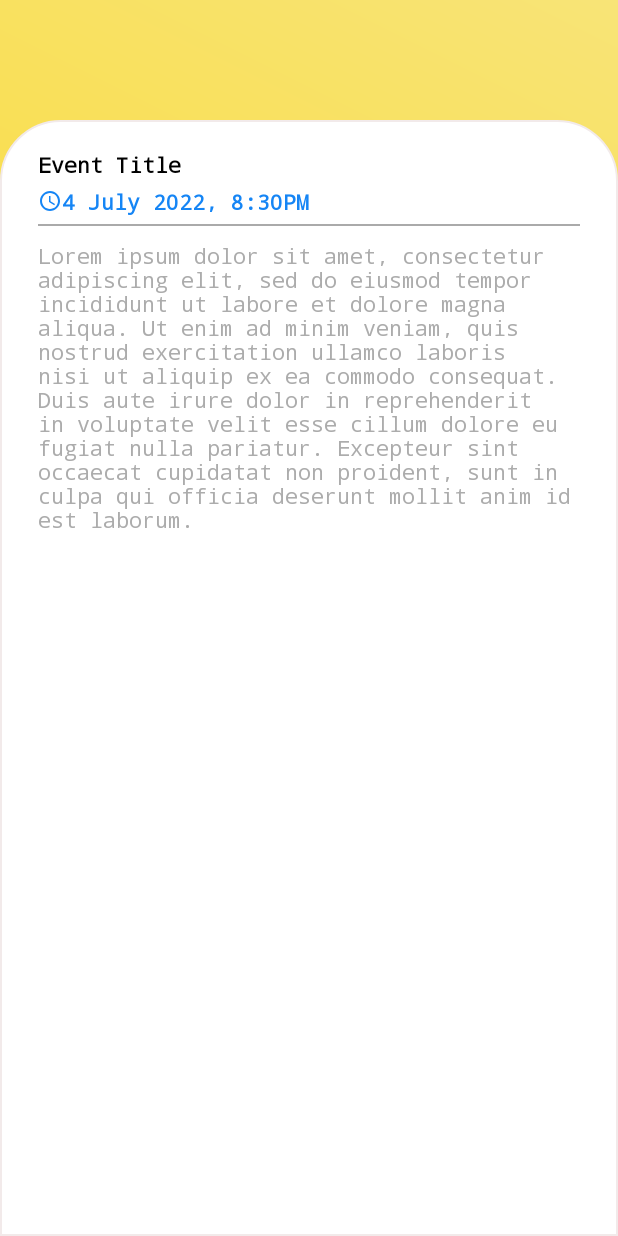
After one commit to malcolmmaima/mafunzo-loop-android, an Android app: the layout fragment_view_event.xml on its own in the app's theme, with its tools: preview values and no code run, on a phone screen of 412 x 824 dp. The commit adds this screen. Run offline under Robolectric (Android 15) with nearby library versions, the phone set to English and light mode, and no system bars.

Commit message:
add view event fragment

```diff
--- a/app/src/main/java/com/mafunzo/loop/data/models/responses/AnnouncementResponse.kt
+++ b/app/src/main/java/com/mafunzo/loop/data/models/responses/AnnouncementResponse.kt
@@ -2,7 +2,7 @@ package com.mafunzo.loop.data.models.responses
 
 import android.os.Parcelable
 import androidx.annotation.Keep
-import kotlinx.android.parcel.Parcelize
+import kotlinx.parcelize.Parcelize
 
 @Parcelize
 @Keep
--- a/app/src/main/java/com/mafunzo/loop/data/models/responses/CalendarEventResponse.kt
+++ b/app/src/main/java/com/mafunzo/loop/data/models/responses/CalendarEventResponse.kt
@@ -2,7 +2,7 @@ package com.mafunzo.loop.data.models.responses
 
 import android.os.Parcelable
 import androidx.annotation.Keep
-import kotlinx.android.parcel.Parcelize
+import kotlinx.parcelize.Parcelize
 
 @Parcelize
 @Keep
--- a/app/src/main/java/com/mafunzo/loop/di/Constants.kt
+++ b/app/src/main/java/com/mafunzo/loop/di/Constants.kt
@@ -8,4 +8,5 @@ object Constants {
     const val FIREBASE_SCHOOL_ANNOUNCEMENTS = "announcements"
     const val ANNOUNCEMENT_STRING_KEY = "announcement"
     const val FIREBASE_CALENDAR_EVENTS = "calendar_events"
+    const val EVENT_STRING_KEY = "event"
 }
--- a/app/src/main/java/com/mafunzo/loop/ui/calendar/fragments/CalendarFragment.kt
+++ b/app/src/main/java/com/mafunzo/loop/ui/calendar/fragments/CalendarFragment.kt
@@ -18,6 +18,7 @@ import androidx.swiperefreshlayout.widget.SwipeRefreshLayout
 import com.google.android.material.snackbar.Snackbar
 import com.mafunzo.loop.R
 import com.mafunzo.loop.databinding.FragmentCalendarBinding
+import com.mafunzo.loop.di.Constants
 import com.mafunzo.loop.ui.calendar.adapters.CalendarEventAdapter
 import com.mafunzo.loop.ui.calendar.viewmodel.CalendarViewModel
 import com.mafunzo.loop.ui.main.MainActivity
@@ -118,7 +119,9 @@ class CalendarFragment : Fragment(), SwipeRefreshLayout.OnRefreshListener  {
     private fun setupCalendarAdapter() {
         calendarEventAdapter = CalendarEventAdapter()
         calendarEventAdapter.onItemClick { calendarEventResponse ->
-            //TODO: navigate to event details
+            findNavController().navigate(R.id.action_calendarFragment_to_viewEventFragment, Bundle().apply {
+                putParcelable(Constants.EVENT_STRING_KEY, calendarEventResponse)
+            })
         }
 
         binding.rvEvents.apply {
--- /dev/null
+++ b/app/src/main/java/com/mafunzo/loop/ui/calendar/fragments/ViewEventFragment.kt
@@ -0,0 +1,77 @@
+package com.mafunzo.loop.ui.calendar.fragments
+
+import android.os.Bundle
+import androidx.fragment.app.Fragment
+import android.view.LayoutInflater
+import android.view.Menu
+import android.view.View
+import android.view.ViewGroup
+import androidx.navigation.fragment.findNavController
+import com.google.android.material.snackbar.Snackbar
+import com.mafunzo.loop.R
+import com.mafunzo.loop.data.models.responses.CalendarEventResponse
+import com.mafunzo.loop.databinding.FragmentViewEventBinding
+import com.mafunzo.loop.di.Constants
+import com.mafunzo.loop.ui.main.MainActivity
+import com.mafunzo.loop.utils.formatMonthDay
+import com.mafunzo.loop.utils.formatStartEndTime
+import dagger.hilt.android.AndroidEntryPoint
+
+@AndroidEntryPoint
+class ViewEventFragment : Fragment() {
+
+    private lateinit var binding: FragmentViewEventBinding
+    private val calendarEvent: CalendarEventResponse? by lazy {
+        arguments?.getParcelable(Constants.EVENT_STRING_KEY)
+    }
+
+    override fun onCreate(savedInstanceState: Bundle?) {
+        super.onCreate(savedInstanceState)
+        if(calendarEvent == null) {
+            Snackbar.make(binding.root, getString(R.string.no_event_found), Snackbar.LENGTH_LONG).show()
+            findNavController().navigateUp()
+        }
+    }
+
+    override fun onCreateView(
+        inflater: LayoutInflater, container: ViewGroup?,
+        savedInstanceState: Bundle?
+    ): View? {
+        binding = FragmentViewEventBinding.inflate(inflater, container, false)
+        return binding.root
+    }
+
+    override fun onViewCreated(view: View, savedInstanceState: Bundle?) {
+        super.onViewCreated(view, savedInstanceState)
+        setUpToolbar()
+        setUpView()
+    }
+
+    private fun setUpView() {
+        binding.cardEventTitle.text = calendarEvent?.title
+        binding.eventTimeTV.text = "${calendarEvent?.let { formatMonthDay(it.start) }} from ${calendarEvent?.let { event ->
+            formatStartEndTime(
+                event.start,
+                event.end
+            )
+        }}"
+        binding.eventBodyTV.text = calendarEvent?.description
+
+    }
+
+    private fun setUpToolbar() {
+        (requireActivity() as MainActivity).setSupportActionBar(binding.toolbar)
+        setHasOptionsMenu(true)
+        (requireActivity() as MainActivity).supportActionBar?.setDisplayHomeAsUpEnabled(true)
+        (requireActivity() as MainActivity).supportActionBar?.setDisplayShowHomeEnabled(true)
+        (requireActivity() as MainActivity).supportActionBar?.title = "Event"
+        binding.toolbar.setNavigationOnClickListener {
+            findNavController().navigateUp()
+        }
+    }
+
+    override fun onPrepareOptionsMenu(menu: Menu) {
+        super.onPrepareOptionsMenu(menu)
+        menu.clear()
+    }
+}
--- /dev/null
+++ b/app/src/main/res/layout/fragment_view_event.xml
@@ -0,0 +1,145 @@
+<?xml version="1.0" encoding="utf-8"?>
+<androidx.constraintlayout.widget.ConstraintLayout xmlns:android="http://schemas.android.com/apk/res/android"
+    xmlns:app="http://schemas.android.com/apk/res-auto"
+    xmlns:tools="http://schemas.android.com/tools"
+    android:layout_width="match_parent"
+    android:layout_height="match_parent"
+    android:background="@drawable/gradient_background" >
+
+    <androidx.appcompat.widget.Toolbar
+        android:id="@+id/toolbar"
+        android:layout_width="match_parent"
+        android:layout_height="wrap_content"
+        android:minHeight="?attr/actionBarSize"
+        android:fontFamily="monospace"
+        android:theme="?attr/actionBarTheme"
+        app:layout_constraintEnd_toEndOf="parent"
+        app:layout_constraintStart_toStartOf="parent"
+        app:layout_constraintTop_toTopOf="parent">
+
+    </androidx.appcompat.widget.Toolbar>
+
+    <androidx.core.widget.NestedScrollView
+        android:layout_width="match_parent"
+        android:layout_height="match_parent"
+        android:layout_marginTop="80dp"
+        android:orientation="vertical"
+        android:background="@drawable/rounded_corner_rectangle"
+        app:layout_constraintBottom_toBottomOf="parent"
+        app:layout_constraintEnd_toEndOf="parent"
+        app:layout_constraintStart_toStartOf="parent"
+        >
+        <LinearLayout
+            android:id="@+id/ll_otp"
+            android:layout_width="match_parent"
+            android:layout_height="match_parent"
+            android:orientation="vertical"
+            android:paddingBottom="20dp">
+
+            <LinearLayout
+                android:id="@+id/ll_announcement"
+                android:layout_width="match_parent"
+                android:layout_height="wrap_content"
+                android:orientation="vertical"
+                android:layout_marginStart="20dp"
+                android:layout_marginEnd="20dp"
+                android:layout_marginTop="20dp"
+                app:layout_constraintEnd_toEndOf="parent"
+                app:layout_constraintStart_toStartOf="parent"
+                app:layout_constraintTop_toTopOf="parent"
+                >
+
+                <TextView
+                    android:id="@+id/card_event_title"
+                    android:layout_width="match_parent"
+                    android:layout_height="wrap_content"
+                    android:fontFamily="monospace"
+                    android:textStyle="bold"
+                    android:layout_marginStart="5dp"
+                    android:layout_marginEnd="5dp"
+                    android:layout_marginBottom="5dp"
+                    android:textColor="@color/black"
+                    android:textSize="14sp"
+                    tools:text="Event Title" />
+
+                <TextView
+                    android:id="@+id/eventTimeTV"
+                    android:layout_width="match_parent"
+                    android:layout_height="wrap_content"
+                    android:textColor="@color/colorSecondary"
+                    android:fontFamily="monospace"
+                    android:layout_marginStart="5dp"
+                    android:layout_marginEnd="5dp"
+                    android:textStyle="bold"
+                    android:textSize="14sp"
+                    tools:text="4 July 2022, 8:30PM"
+                    app:drawableLeftCompat="@drawable/ic_baseline_access_time_24" />
+
+            </LinearLayout>
+
+            <LinearLayout
+                android:id="@+id/ll_category"
+                android:layout_width="match_parent"
+                android:layout_height="wrap_content"
+                android:layout_marginStart="20dp"
+                android:layout_marginEnd="20dp"
+                android:orientation="horizontal"
+                android:nestedScrollingEnabled="true"
+                app:layout_constraintEnd_toEndOf="parent"
+                app:layout_constraintStart_toStartOf="parent"
+                app:layout_constraintTop_toBottomOf="@id/ll_announcement">
+
+                <LinearLayout
+                    android:layout_width="wrap_content"
+                    android:layout_height="wrap_content"
+                    android:orientation="vertical"
+                    android:layout_marginStart="5dp"
+                    android:layout_marginEnd="5dp"
+                    android:layout_marginTop="5dp"
+                    android:layout_marginBottom="5dp"
+                    app:layout_constraintEnd_toEndOf="parent"
+                    app:layout_constraintStart_toStartOf="parent"
+                    app:layout_constraintTop_toBottomOf="@id/ll_announcement">
+
+                    <View
+                        android:id="@+id/view_ccp"
+                        android:layout_width="match_parent"
+                        android:layout_height="1dp"
+                        android:background="@android:color/darker_gray"
+                        app:layout_constraintEnd_toEndOf="parent"
+                        app:layout_constraintTop_toBottomOf="@id/ccp"
+                        app:layout_constraintTop_toTopOf="parent" />
+
+                    <ImageView
+                        android:id="@+id/eventImage"
+                        android:layout_width="match_parent"
+                        android:layout_height="wrap_content"
+                        android:layout_marginStart="5dp"
+                        android:layout_marginEnd="5dp"
+                        android:layout_marginTop="5dp"
+                        android:layout_marginBottom="5dp"
+                        android:visibility="gone"
+                        android:scaleType="fitXY"
+                        android:src="@drawable/ic_announcement"
+                        />
+
+                    <TextView
+                        android:id="@+id/eventBodyTV"
+                        android:layout_width="match_parent"
+                        android:layout_height="wrap_content"
+                        android:fontFamily="monospace"
+                        android:textColor="@color/grey"
+                        android:layout_marginTop="10dp"
+                        android:textSize="14sp"
+                        tools:text="@string/lorem_ipsum_body_sample"
+                        android:nestedScrollingEnabled="true"
+                        />
+                </LinearLayout>
+            </LinearLayout>
+
+
+        </LinearLayout>
+    </androidx.core.widget.NestedScrollView>
+
+
+</androidx.constraintlayout.widget.ConstraintLayout>
--- a/app/src/main/res/navigation/main_nav.xml
+++ b/app/src/main/res/navigation/main_nav.xml
@@ -43,5 +43,14 @@
         android:id="@+id/calendarFragment"
         android:name="com.mafunzo.loop.ui.calendar.fragments.CalendarFragment"
         android:label="fragment_calendar"
-        tools:layout="@layout/fragment_calendar" />
+        tools:layout="@layout/fragment_calendar" >
+        <action
+            android:id="@+id/action_calendarFragment_to_viewEventFragment"
+            app:destination="@id/viewEventFragment" />
+    </fragment>
+    <fragment
+        android:id="@+id/viewEventFragment"
+        android:name="com.mafunzo.loop.ui.calendar.fragments.ViewEventFragment"
+        android:label="fragment_view_event"
+        tools:layout="@layout/fragment_view_event" />
 </navigation>
--- a/app/src/main/res/values/strings.xml
+++ b/app/src/main/res/values/strings.xml
@@ -40,4 +40,5 @@
     <string name="no_events">No available events</string>
     <string name="view_all_upcoming">View all upcoming</string>
     <string name="show_calendar">Show Calendar</string>
+    <string name="no_event_found">No Event found</string>
 </resources>
```
